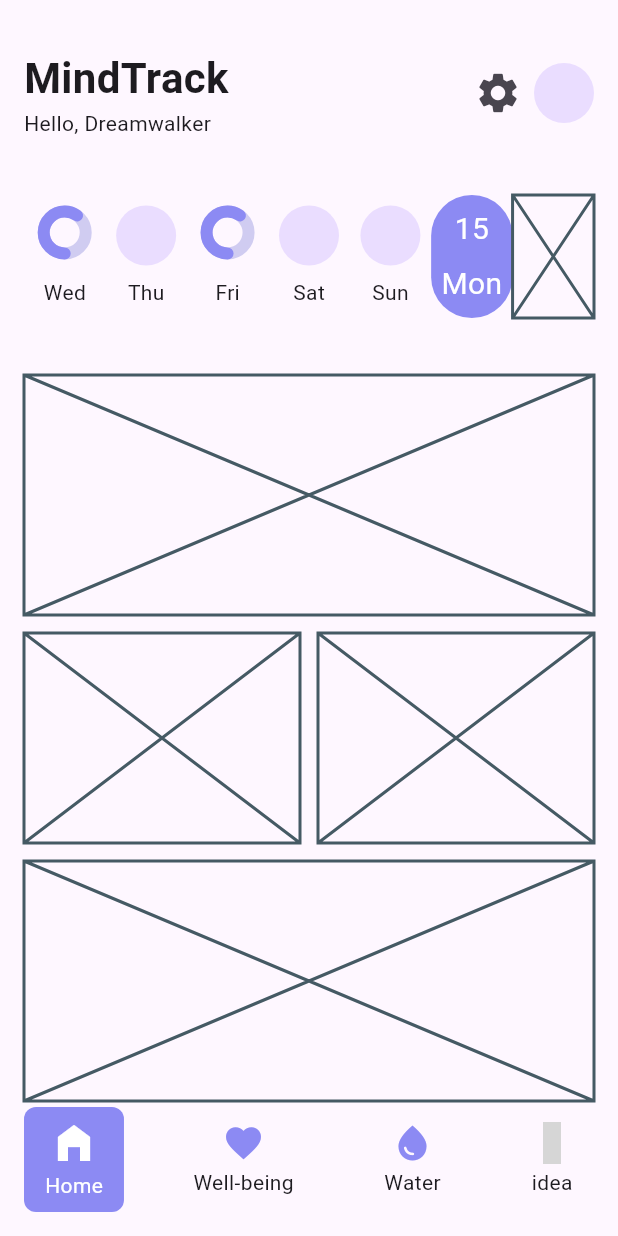
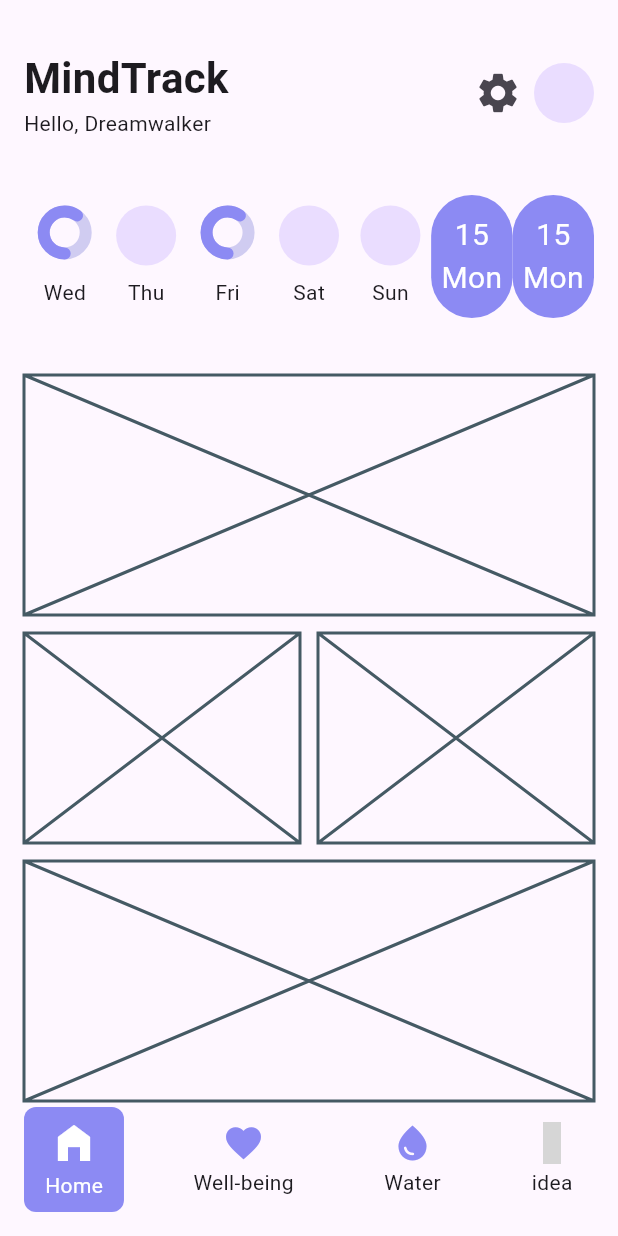
Before and after one commit to JAICHANGPARK/flutter_notebook_chapter_43, a Flutter app: the HabitJournalMainScreen screen opened directly, on a phone screen of 412 x 824 dp. Run offline on Flutter 3.47's test engine with Material 3 defaults, Android fonts, the phone set to English and light mode, and no system bars; drawn by our look-alikes of percent_indicator; our stand-ins replace gap, hugeicons; grey boxes are pictures that could not be loaded.

Commit message:
Update habit_journal_home_screen.dart

```diff
--- a/lib/ep2173_habit_journal_app/ui/home/habit_journal_home_screen.dart
+++ b/lib/ep2173_habit_journal_app/ui/home/habit_journal_home_screen.dart
@@ -184,19 +184,59 @@ class _HabitJournalHomeScreenState extends State<HabitJournalHomeScreen> {
                             // ),
                             Text(
                               "15",
-                              style: TextStyle(fontSize: 20, color: Colors.white),
+                              style: TextStyle(
+                                fontSize: 20,
+                                color: Colors.white,
+                              ),
                             ),
-                            Gap(8),
+                            // Gap(8),
                             Text(
                               "Mon",
-                              style: TextStyle(fontSize: 20, color: Colors.white),
+                              style: TextStyle(
+                                fontSize: 20,
+                                color: Colors.white,
+                              ),
                             )
                           ],
                         ),
                       ),
                     ),
                     Expanded(
-                      child: Placeholder(),
+                      child: Container(
+                        decoration: ShapeDecoration(
+                          color: HabitAppTheme.primary,
+                          shape: StadiumBorder(),
+                        ),
+                        child: Column(
+                          mainAxisAlignment: MainAxisAlignment.center,
+                          children: [
+                            // CircularPercentIndicator(
+                            //   radius: 16,
+                            //   lineWidth: 6,
+                            //   percent: .6,
+                            //   circularStrokeCap: CircularStrokeCap.round,
+                            //   backgroundColor: Color.fromRGBO(208, 204, 241, 1),
+                            //   startAngle: 180,
+                            //   progressColor: HabitAppTheme.primary,
+                            // ),
+                            Text(
+                              "15",
+                              style: TextStyle(
+                                fontSize: 20,
+                                color: Colors.white,
+                              ),
+                            ),
+                            // Gap(8),
+                            Text(
+                              "Mon",
+                              style: TextStyle(
+                                fontSize: 20,
+                                color: Colors.white,
+                              ),
+                            )
+                          ],
+                        ),
+                      ),
                     ),
                   ],
                 )),
```
